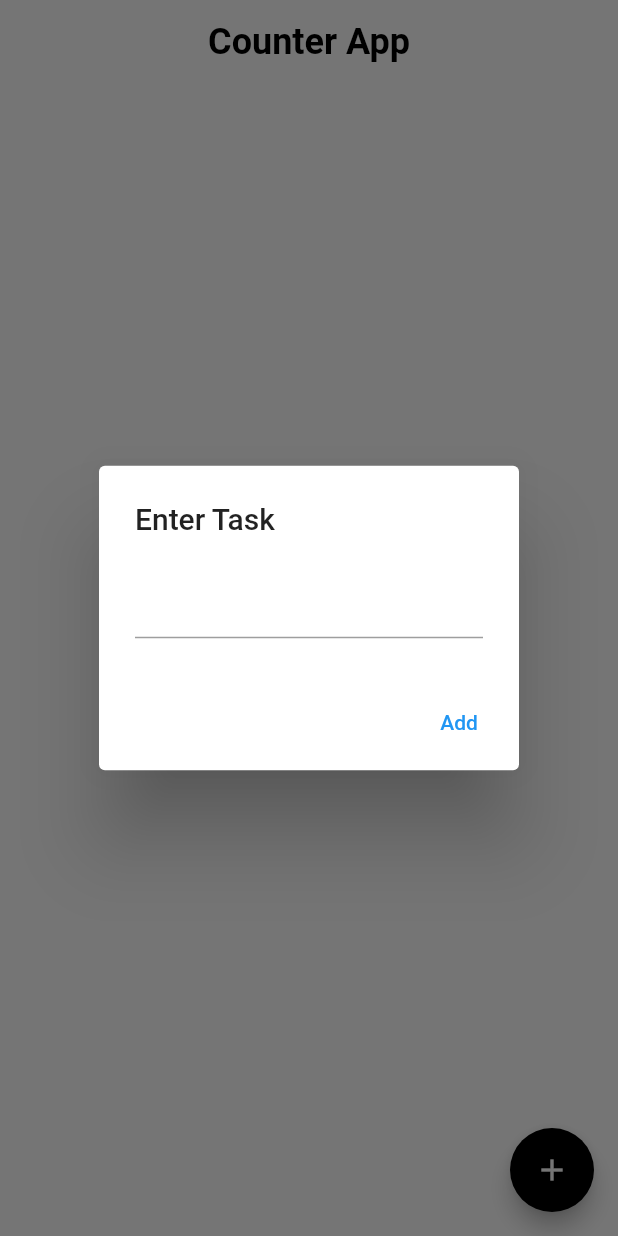
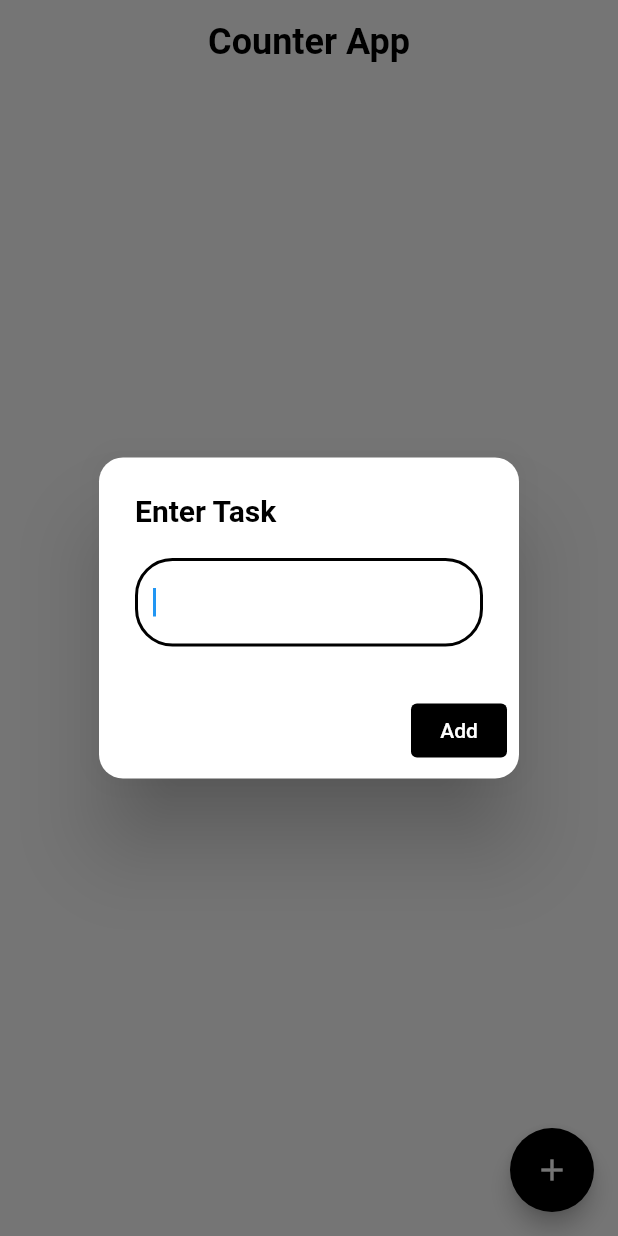
Before and after one commit to Govind-S-B/Counter-App, a Flutter app: the screen it shows after launch, after a tap on the "add" icon, on a phone screen of 412 x 824 dp. Run offline on Flutter 3.47's test engine with Material 2 defaults, Android fonts, the phone set to English and light mode, and no system bars; Roboto replaces fonts that are missing (Sans).

Commit message:
Styling dialog box

```diff
--- a/lib/home.dart
+++ b/lib/home.dart
@@ -66,8 +66,20 @@ class _HomePageState extends State<HomePage> {
   Future<String?> openDialog() => showDialog<String>(
       context: context,
       builder: (context) => AlertDialog(
-            title: const Text("Enter Task"),
+            shape:
+                RoundedRectangleBorder(borderRadius: BorderRadius.circular(16)),
+            title: Text(
+              "Enter Task",
+              style: Theme.of(context).textTheme.bodyText2,
+            ),
             content: TextField(
+              autofocus: true,
+              decoration: InputDecoration(
+                focusedBorder: OutlineInputBorder(
+                  borderSide: const BorderSide(color: Colors.black, width: 2.0),
+                  borderRadius: BorderRadius.circular(25.0),
+                ),
+              ),
               controller: fieldCtrl,
             ),
             actions: [
@@ -77,6 +89,10 @@ class _HomePageState extends State<HomePage> {
                   Navigator.of(context).pop(fieldCtrl.text);
                   fieldCtrl.clear();
                 },
+                style: TextButton.styleFrom(
+                  backgroundColor: Colors.black,
+                  foregroundColor: Colors.white,
+                ),
               ),
             ],
           ));
```
